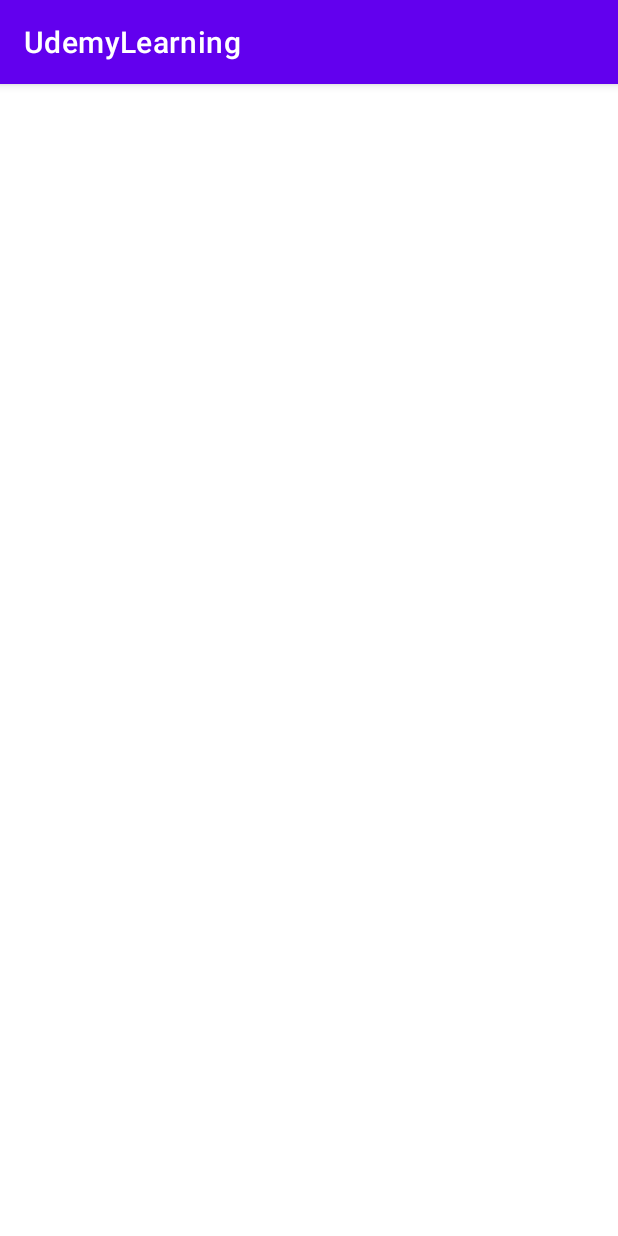
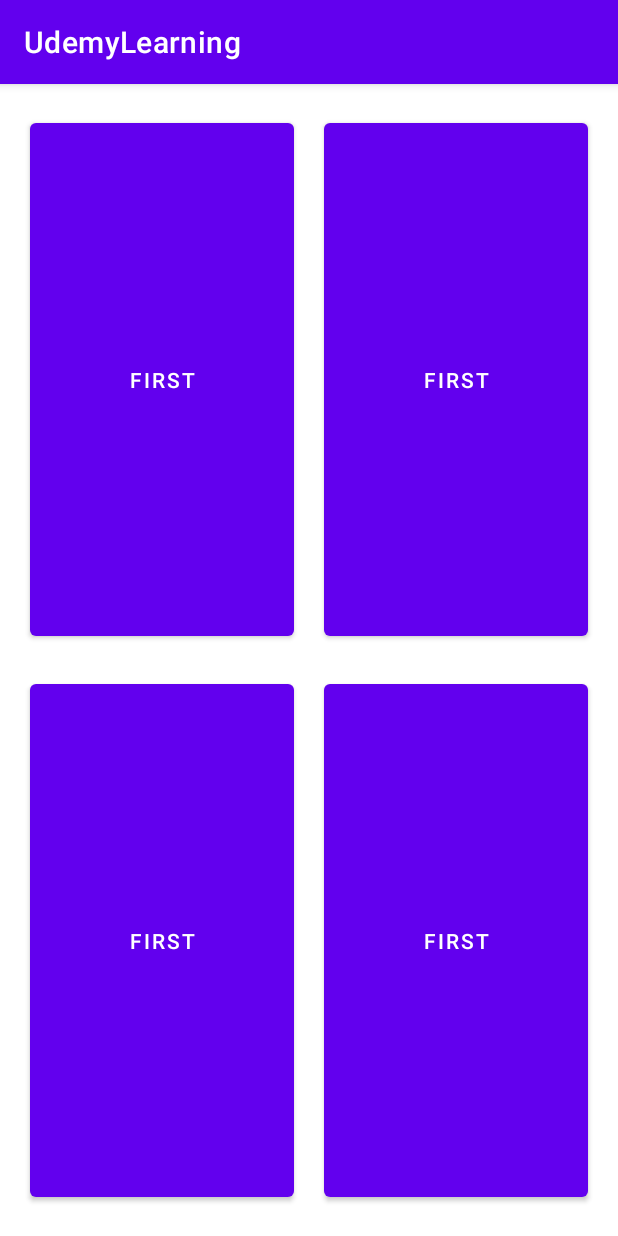
Before and after one commit to kumar-sanju/UdemyLearning, an Android app: the GridlayoutActivity screen opened directly, with no data from a screen before it, on a phone screen of 412 x 824 dp. Run offline under Robolectric (Android 15) with nearby library versions, the phone set to English and light mode, and no system bars.

Commit message:
no updates

```diff
--- a/app/src/main/res/layout/activity_gridlayout.xml
+++ b/app/src/main/res/layout/activity_gridlayout.xml
@@ -11,8 +11,55 @@
     <GridLayout
         android:layout_width="match_parent"
         android:layout_height="match_parent"
-
         >
+        <Button
+            android:layout_width="wrap_content"
+            android:layout_height="wrap_content"
+            android:text="First"
+            android:layout_row="0"
+            android:layout_column="0"
+            android:layout_gravity="fill"
+            android:layout_columnWeight="1"
+            android:layout_rowWeight="1"
+            android:id="@+id/btn1"
+            android:layout_margin="10dp"
+            />
+        <Button
+            android:layout_width="wrap_content"
+            android:layout_height="wrap_content"
+            android:text="First"
+            android:layout_row="0"
+            android:layout_column="1"
+            android:layout_gravity="fill"
+            android:layout_columnWeight="1"
+            android:layout_rowWeight="1"
+            android:id="@+id/btn2"
+            android:layout_margin="10dp"
+            />
+        <Button
+            android:layout_width="wrap_content"
+            android:layout_height="wrap_content"
+            android:text="First"
+            android:layout_row="1"
+            android:layout_column="0"
+            android:layout_gravity="fill"
+            android:layout_columnWeight="1"
+            android:layout_rowWeight="1"
+            android:id="@+id/btn3"
+            android:layout_margin="10dp"
+            />
+        <Button
+            android:layout_width="wrap_content"
+            android:layout_height="wrap_content"
+            android:text="First"
+            android:layout_row="1"
+            android:layout_column="1"
+            android:layout_gravity="fill"
+            android:layout_columnWeight="1"
+            android:layout_rowWeight="1"
+            android:id="@+id/btn4"
+            android:layout_margin="10dp"
+            />
 
     </GridLayout>
 
```
